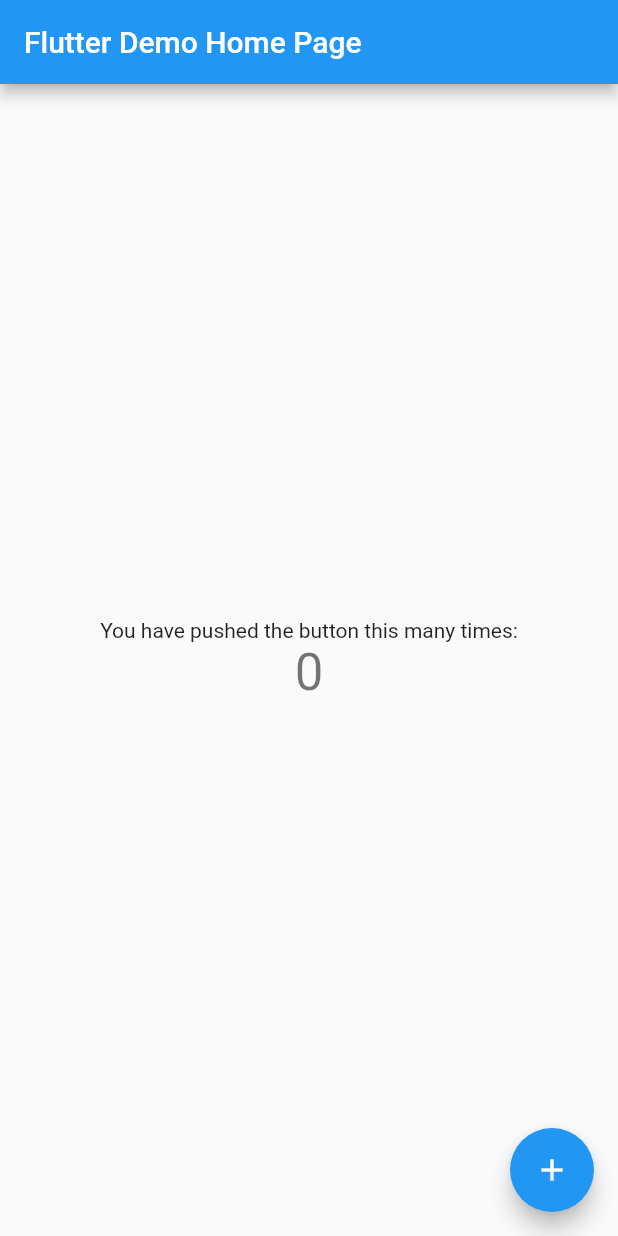
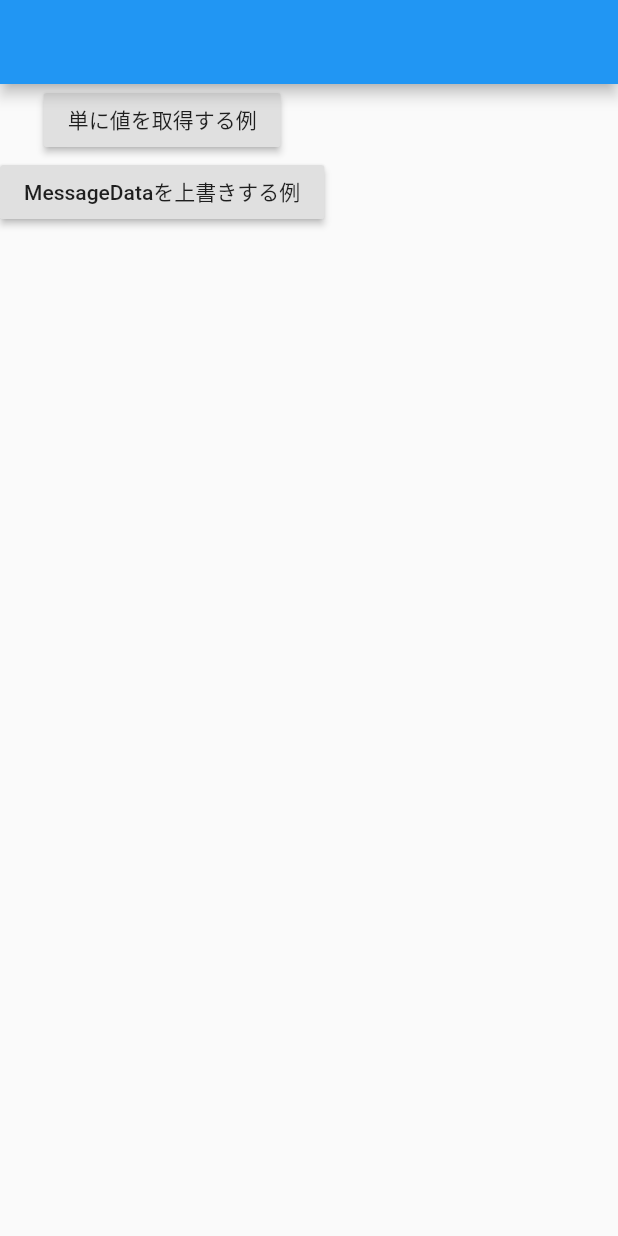
Before and after one commit to agajo/learn_inherited_widget, a Flutter app: the screen it shows after launch, on a phone screen of 412 x 824 dp. Run offline on Flutter 3.47's test engine with Material 2 defaults, Android fonts, the phone set to English and light mode, and no system bars.

Commit message:
writing a Qiita article. made update_message_data.dart

```diff
--- /dev/null
+++ b/analysis_options.yaml
@@ -0,0 +1 @@
+include: package:pedantic/analysis_options.yaml
--- /dev/null
+++ b/lib/just_access.dart
@@ -0,0 +1,41 @@
+import 'package:flutter/material.dart';
+
+// InheritedWidgetを作ります。
+class MessageData extends InheritedWidget {
+  const MessageData({Key key, @required Widget child})
+      : assert(child != null),
+        super(key: key, child: child);
+
+  // InheritedWidgetのプロパティは変更不可能なので必ずfinal
+  final String message = 'InheritedWidgetが保持してるメッセージだよ〜〜〜〜';
+
+  // updateShouldNotifyについては後で説明します。
+  @override
+  bool updateShouldNotify(MessageData old) {
+    return true;
+  }
+}
+
+class JustAccess extends StatelessWidget {
+  const JustAccess();
+  @override
+  Widget build(BuildContext context) {
+    // Widgetツリーの上層部に、作ったInheritedWidgetを配置
+    return MessageData(
+        child: Scaffold(
+      appBar: AppBar(),
+      body: WidgetA(),
+    ));
+  }
+}
+
+class WidgetA extends StatelessWidget {
+  const WidgetA();
+  @override
+  Widget build(BuildContext context) {
+    // InheritedWidgetからO(1)でmessageを取得！！
+    final message =
+        context.dependOnInheritedWidgetOfExactType<MessageData>().message;
+    return Text(message);
+  }
+}
--- a/lib/main.dart
+++ b/lib/main.dart
@@ -1,117 +1,42 @@
 import 'package:flutter/material.dart';
 
+import 'just_access.dart' as justAccess;
+import 'update_message_data.dart' as updateMessage;
+
 void main() {
-  runApp(MyApp());
+  runApp(MaterialApp(
+    home: Scaffold(
+      appBar: AppBar(),
+      body: Column(
+        children: [
+          PageButton(text: '単に値を取得する例', destination: justAccess.JustAccess()),
+          PageButton(
+              text: 'MessageDataを上書きする例',
+              destination: updateMessage.UpdateMessage()),
+        ],
+      ),
+    ),
+  ));
 }
 
-class MyApp extends StatelessWidget {
-  // This widget is the root of your application.
+class PageButton extends StatelessWidget {
+  const PageButton({
+    @required this.destination,
+    @required this.text,
+    Key key,
+  }) : super(key: key);
+
+  final Widget destination;
+  final String text;
+
   @override
   Widget build(BuildContext context) {
-    return MaterialApp(
-      title: 'Flutter Demo',
-      theme: ThemeData(
-        // This is the theme of your application.
-        //
-        // Try running your application with "flutter run". You'll see the
-        // application has a blue toolbar. Then, without quitting the app, try
-        // changing the primarySwatch below to Colors.green and then invoke
-        // "hot reload" (press "r" in the console where you ran "flutter run",
-        // or simply save your changes to "hot reload" in a Flutter IDE).
-        // Notice that the counter didn't reset back to zero; the application
-        // is not restarted.
-        primarySwatch: Colors.blue,
-        // This makes the visual density adapt to the platform that you run
-        // the app on. For desktop platforms, the controls will be smaller and
-        // closer together (more dense) than on mobile platforms.
-        visualDensity: VisualDensity.adaptivePlatformDensity,
-      ),
-      home: MyHomePage(title: 'Flutter Demo Home Page'),
+    return RaisedButton(
+      child: Text(text),
+      onPressed: () {
+        Navigator.of(context)
+            .push(MaterialPageRoute(builder: (context) => destination));
+      },
     );
   }
 }
-
-class MyHomePage extends StatefulWidget {
-  MyHomePage({Key key, this.title}) : super(key: key);
-
-  // This widget is the home page of your application. It is stateful, meaning
-  // that it has a State object (defined below) that contains fields that affect
-  // how it looks.
-
-  // This class is the configuration for the state. It holds the values (in this
-  // case the title) provided by the parent (in this case the App widget) and
-  // used by the build method of the State. Fields in a Widget subclass are
-  // always marked "final".
-
-  final String title;
-
-  @override
-  _MyHomePageState createState() => _MyHomePageState();
-}
-
-class _MyHomePageState extends State<MyHomePage> {
-  int _counter = 0;
-
-  void _incrementCounter() {
-    setState(() {
-      // This call to setState tells the Flutter framework that something has
-      // changed in this State, which causes it to rerun the build method below
-      // so that the display can reflect the updated values. If we changed
-      // _counter without calling setState(), then the build method would not be
-      // called again, and so nothing would appear to happen.
-      _counter++;
-    });
-  }
-
-  @override
-  Widget build(BuildContext context) {
-    // This method is rerun every time setState is called, for instance as done
-    // by the _incrementCounter method above.
-    //
-    // The Flutter framework has been optimized to make rerunning build methods
-    // fast, so that you can just rebuild anything that needs updating rather
-    // than having to individually change instances of widgets.
-    return Scaffold(
-      appBar: AppBar(
-        // Here we take the value from the MyHomePage object that was created by
-        // the App.build method, and use it to set our appbar title.
-        title: Text(widget.title),
-      ),
-      body: Center(
-        // Center is a layout widget. It takes a single child and positions it
-        // in the middle of the parent.
-        child: Column(
-          // Column is also a layout widget. It takes a list of children and
-          // arranges them vertically. By default, it sizes itself to fit its
-          // children horizontally, and tries to be as tall as its parent.
-          //
-          // Invoke "debug painting" (press "p" in the console, choose the
-          // "Toggle Debug Paint" action from the Flutter Inspector in Android
-          // Studio, or the "Toggle Debug Paint" command in Visual Studio Code)
-          // to see the wireframe for each widget.
-          //
-          // Column has various properties to control how it sizes itself and
-          // how it positions its children. Here we use mainAxisAlignment to
-          // center the children vertically; the main axis here is the vertical
-          // axis because Columns are vertical (the cross axis would be
-          // horizontal).
-          mainAxisAlignment: MainAxisAlignment.center,
-          children: <Widget>[
-            Text(
-              'You have pushed the button this many times:',
-            ),
-            Text(
-              '$_counter',
-              style: Theme.of(context).textTheme.headline4,
-            ),
-          ],
-        ),
-      ),
-      floatingActionButton: FloatingActionButton(
-        onPressed: _incrementCounter,
-        tooltip: 'Increment',
-        child: Icon(Icons.add),
-      ), // This trailing comma makes auto-formatting nicer for build methods.
-    );
-  }
-}
--- /dev/null
+++ b/lib/update_message_data.dart
@@ -0,0 +1,43 @@
+import 'package:flutter/material.dart';
+
+// InheritedWidgetを作ります。
+class MessageData extends InheritedWidget {
+  const MessageData({Key key, @required Widget child, @required this.message})
+      : assert(child != null),
+        super(key: key, child: child);
+
+  // 今回はmessageをコンストラクタで受け取ります。
+  final String message;
+
+  @override
+  bool updateShouldNotify(MessageData old) {
+    return true;
+  }
+}
+
+class UpdateMessage extends StatelessWidget {
+  const UpdateMessage();
+  @override
+  Widget build(BuildContext context) {
+    return MessageData(
+        message: 'メッセージその1だよ',
+        child: Scaffold(
+          appBar: AppBar(),
+          // 内容を変えたMessageDataウィジェットを挟み込みます
+          body: MessageData(
+            message: 'メッセージその2ですよ〜〜〜',
+            child: WidgetA(),
+          ),
+        ));
+  }
+}
+
+class WidgetA extends StatelessWidget {
+  const WidgetA();
+  @override
+  Widget build(BuildContext context) {
+    final message =
+        context.dependOnInheritedWidgetOfExactType<MessageData>().message;
+    return Text(message);
+  }
+}
--- a/pubspec.yaml
+++ b/pubspec.yaml
@@ -32,6 +32,7 @@ dependencies:
 dev_dependencies:
   flutter_test:
     sdk: flutter
+  pedantic: ^1.9.2
 
 # For information on the generic Dart part of this file, see the
 # following page: https://dart.dev/tools/pub/pubspec
```
Also changed, not shown: lib/widthout_inherite_widget.dart (added, +39 -0 lines), pubspec.lock.
